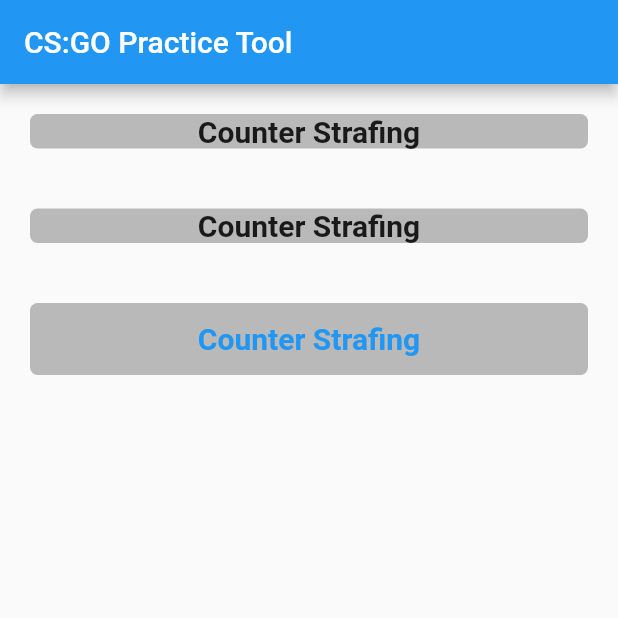
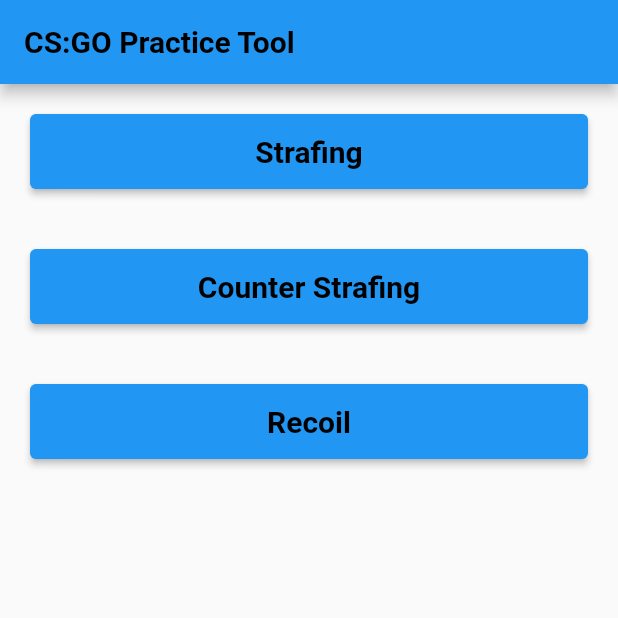
Before and after one commit to BlakeSharp/csgo_tool, a Flutter app: the screen it shows after launch, on a phone screen of 412 x 824 dp, the top half of it. Run offline on Flutter 3.47's test engine with Material 2 defaults, Android fonts, the phone set to English and light mode, and no system bars.

Commit message:
Finished home page and navigation

```diff
--- a/lib/main.dart
+++ b/lib/main.dart
@@ -32,17 +32,13 @@
 class _MyHomePageState extends State<MyHomePage> {
   @override
   Widget build(BuildContext context) {
-    // This method is rerun every time setState is called, for instance as done
-    // by the _incrementCounter method above.
-    //
-    // The Flutter framework has been optimized to make rerunning build methods
-    // fast, so that you can just rebuild anything that needs updating rather
-    // than having to individually change instances of widgets.
     return Scaffold(
       appBar: AppBar(
-        // Here we take the value from the MyHomePage object that was created by
-        // the App.build method, and use it to set our appbar title.
-        title: Text(widget.title),
+        title: Text(
+          widget.title,
+          style:
+              const TextStyle(color: Colors.black, fontWeight: FontWeight.bold),
+        ),
       ),
       body: Column(
         crossAxisAlignment: CrossAxisAlignment.stretch,
@@ -53,22 +49,21 @@
                 borderRadius: BorderRadius.circular(5.0),
                 color: Colors.black26,
               ),
-              child: const Center(
-                child: Text(
-                  'Counter Strafing',
-                  style: TextStyle(fontSize: 20, fontWeight: FontWeight.bold),
-                ),
-              )),
-          Container(
-              margin: const EdgeInsets.all(20),
-              decoration: BoxDecoration(
-                borderRadius: BorderRadius.circular(5.0),
-                color: Colors.black26,
-              ),
-              child: const Center(
-                child: Text(
-                  'Counter Strafing',
-                  style: TextStyle(fontSize: 20, fontWeight: FontWeight.bold),
+              child: Center(
+                child: ElevatedButton(
+                  onPressed: () {
+                    Navigator.push(context,
+                        MaterialPageRoute(builder: (context) => Strafe()));
+                  },
+                  style: ElevatedButton.styleFrom(
+                      minimumSize: const Size.fromHeight(50)),
+                  child: const Text(
+                    'Strafing',
+                    style: TextStyle(
+                        fontSize: 20,
+                        fontWeight: FontWeight.bold,
+                        color: Colors.black),
+                  ),
                 ),
               )),
           Container(
@@ -78,14 +73,43 @@
                 color: Colors.black26,
               ),
               child: Center(
-                child: TextButton(
+                child: ElevatedButton(
                   onPressed: () {
                     Navigator.push(context,
                         MaterialPageRoute(builder: (context) => CSPage()));
                   },
+                  style: ElevatedButton.styleFrom(
+                    minimumSize: const Size.fromHeight(50),
+                  ),
                   child: const Text(
                     'Counter Strafing',
-                    style: TextStyle(fontSize: 20, fontWeight: FontWeight.bold),
+                    style: TextStyle(
+                        fontSize: 20,
+                        fontWeight: FontWeight.bold,
+                        color: Colors.black),
+                  ),
+                ),
+              )),
+          Container(
+              margin: const EdgeInsets.all(20),
+              decoration: BoxDecoration(
+                borderRadius: BorderRadius.circular(5.0),
+                color: Colors.black26,
+              ),
+              child: Center(
+                child: ElevatedButton(
+                  onPressed: () {
+                    Navigator.push(context,
+                        MaterialPageRoute(builder: (context) => Recoil()));
+                  },
+                  style: ElevatedButton.styleFrom(
+                      minimumSize: const Size.fromHeight(50)),
+                  child: const Text(
+                    'Recoil',
+                    style: TextStyle(
+                        fontSize: 20,
+                        fontWeight: FontWeight.bold,
+                        color: Colors.black),
                   ),
                 ),
               ))
@@ -98,8 +122,36 @@
 class CSPage extends StatelessWidget {
   @override
   Widget build(BuildContext context) {
-    return const Scaffold(
-      body: Center(child: Text("data")),
+    return Scaffold(
+      appBar: AppBar(
+        title: const Text('Counter-Strafe Practice'),
+      ),
+      body: const Center(child: Text("data")),
     );
   }
 }
+
+class Strafe extends StatelessWidget {
+  @override
+  Widget build(BuildContext context) {
+    return Scaffold(
+      appBar: AppBar(
+        title: const Text('Strafe Practice'),
+      ),
+      body: const Center(child: Text("Strafe")),
+    );
+  }
+}
+
+class Recoil extends StatelessWidget {
+  @override
+  Widget build(BuildContext context) {
+    return Scaffold(
+        appBar: AppBar(
+          title: const Text('Recoil Practice'),
+        ),
+        body: const Center(
+          child: Text('recoil'),
+        ));
+  }
+}
```
